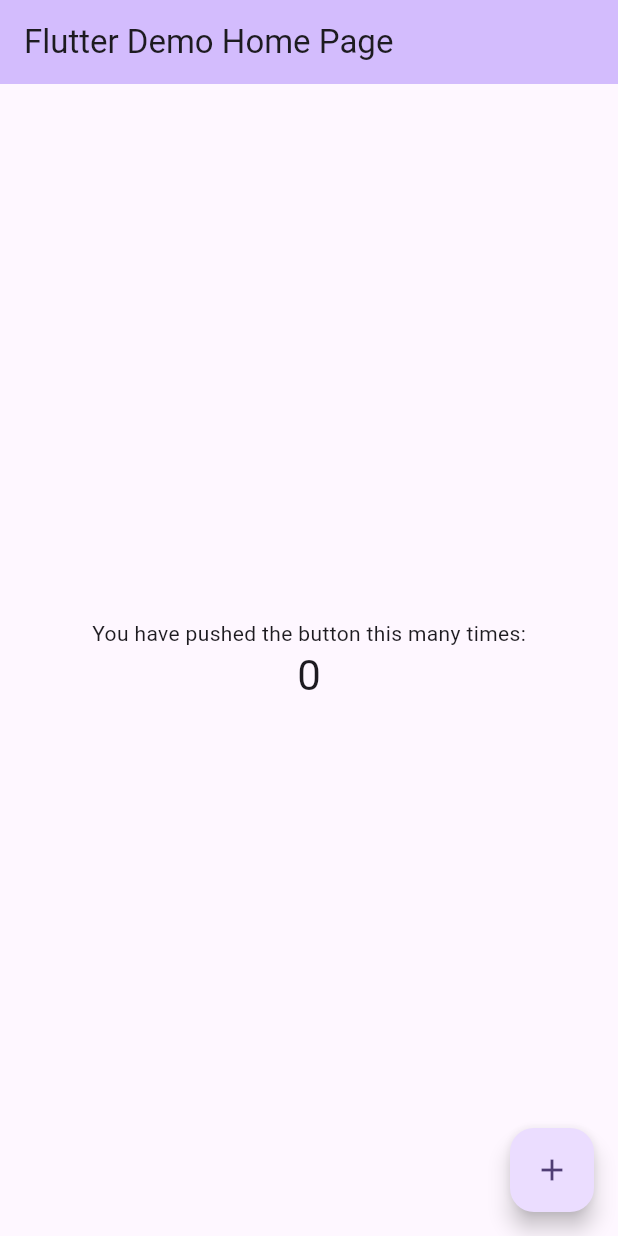
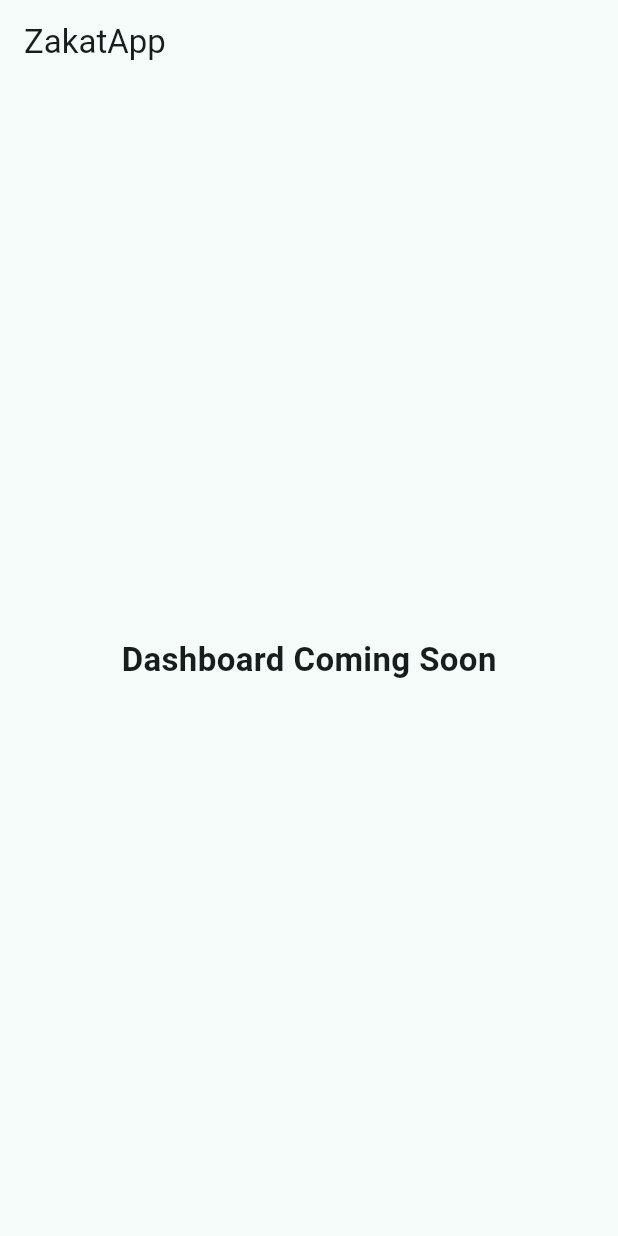
Before and after one commit to AMElbhairy/ZakatApp-Flutter, a Flutter app: the screen it shows after launch, on a phone screen of 412 x 824 dp. Run offline on Flutter 3.47's test engine with Material 3 defaults, Android fonts, the phone set to English and light mode, and no system bars.

Commit message:
Create ZakatApp shell

```diff
--- a/lib/main.dart
+++ b/lib/main.dart
@@ -1,121 +1,43 @@
 import 'package:flutter/material.dart';
 
 void main() {
-  runApp(const MyApp());
+  runApp(const ZakatApp());
 }
 
-class MyApp extends StatelessWidget {
-  const MyApp({super.key});
+class ZakatApp extends StatelessWidget {
+  const ZakatApp({super.key});
 
-  // This widget is the root of your application.
   @override
   Widget build(BuildContext context) {
     return MaterialApp(
-      title: 'Flutter Demo',
+      title: 'ZakatApp',
+      debugShowCheckedModeBanner: false,
       theme: ThemeData(
-        // This is the theme of your application.
-        //
-        // TRY THIS: Try running your application with "flutter run". You'll see
-        // the application has a purple toolbar. Then, without quitting the app,
-        // try changing the seedColor in the colorScheme below to Colors.green
-        // and then invoke "hot reload" (save your changes or press the "hot
-        // reload" button in a Flutter-supported IDE, or press "r" if you used
-        // the command line to start the app).
-        //
-        // Notice that the counter didn't reset back to zero; the application
-        // state is not lost during the reload. To reset the state, use hot
-        // restart instead.
-        //
-        // This works for code too, not just values: Most code changes can be
-        // tested with just a hot reload.
-        colorScheme: .fromSeed(seedColor: Colors.deepPurple),
+        useMaterial3: true,
+        colorSchemeSeed: const Color(0xFF0F766E),
       ),
-      home: const MyHomePage(title: 'Flutter Demo Home Page'),
+      home: const DashboardScreen(),
     );
   }
 }
 
-class MyHomePage extends StatefulWidget {
-  const MyHomePage({super.key, required this.title});
-
-  // This widget is the home page of your application. It is stateful, meaning
-  // that it has a State object (defined below) that contains fields that affect
-  // how it looks.
-
-  // This class is the configuration for the state. It holds the values (in this
-  // case the title) provided by the parent (in this case the App widget) and
-  // used by the build method of the State. Fields in a Widget subclass are
-  // always marked "final".
-
-  final String title;
-
-  @override
-  State<MyHomePage> createState() => _MyHomePageState();
-}
-
-class _MyHomePageState extends State<MyHomePage> {
-  int _counter = 0;
-
-  void _incrementCounter() {
-    setState(() {
-      // This call to setState tells the Flutter framework that something has
-      // changed in this State, which causes it to rerun the build method below
-      // so that the display can reflect the updated values. If we changed
-      // _counter without calling setState(), then the build method would not be
-      // called again, and so nothing would appear to happen.
-      _counter++;
-    });
-  }
+class DashboardScreen extends StatelessWidget {
+  const DashboardScreen({super.key});
 
   @override
   Widget build(BuildContext context) {
-    // This method is rerun every time setState is called, for instance as done
-    // by the _incrementCounter method above.
-    //
-    // The Flutter framework has been optimized to make rerunning build methods
-    // fast, so that you can just rebuild anything that needs updating rather
-    // than having to individually change instances of widgets.
     return Scaffold(
       appBar: AppBar(
-        // TRY THIS: Try changing the color here to a specific color (to
-        // Colors.amber, perhaps?) and trigger a hot reload to see the AppBar
-        // change color while the other colors stay the same.
-        backgroundColor: Theme.of(context).colorScheme.inversePrimary,
-        // Here we take the value from the MyHomePage object that was created by
-        // the App.build method, and use it to set our appbar title.
-        title: Text(widget.title),
+        title: const Text('ZakatApp'),
       ),
-      body: Center(
-        // Center is a layout widget. It takes a single child and positions it
-        // in the middle of the parent.
-        child: Column(
-          // Column is also a layout widget. It takes a list of children and
-          // arranges them vertically. By default, it sizes itself to fit its
-          // children horizontally, and tries to be as tall as its parent.
-          //
-          // Column has various properties to control how it sizes itself and
-          // how it positions its children. Here we use mainAxisAlignment to
-          // center the children vertically; the main axis here is the vertical
-          // axis because Columns are vertical (the cross axis would be
-          // horizontal).
-          //
-          // TRY THIS: Invoke "debug painting" (choose the "Toggle Debug Paint"
-          // action in the IDE, or press "p" in the console), to see the
-          // wireframe for each widget.
-          mainAxisAlignment: .center,
-          children: [
-            const Text('You have pushed the button this many times:'),
-            Text(
-              '$_counter',
-              style: Theme.of(context).textTheme.headlineMedium,
-            ),
-          ],
+      body: const Center(
+        child: Text(
+          'Dashboard Coming Soon',
+          style: TextStyle(
+            fontSize: 22,
+            fontWeight: FontWeight.bold,
+          ),
         ),
-      ),
-      floatingActionButton: FloatingActionButton(
-        onPressed: _incrementCounter,
-        tooltip: 'Increment',
-        child: const Icon(Icons.add),
       ),
     );
   }
```
